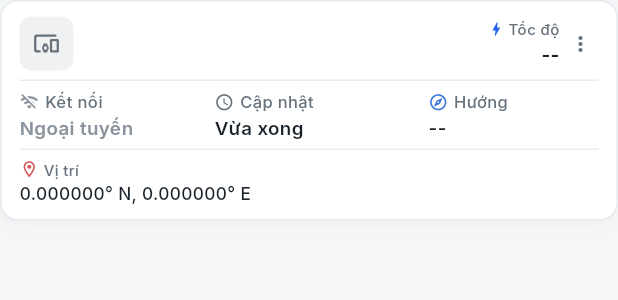
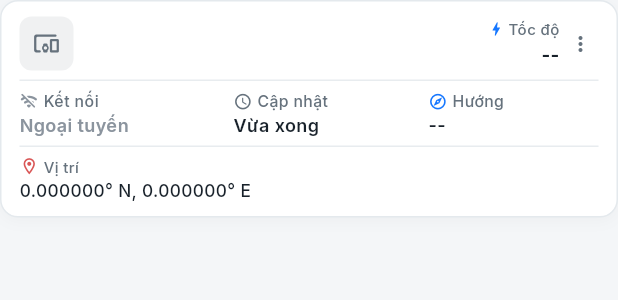
Before and after one commit to trantrung20xx/v_monitor, a Flutter app: the DeviceCard widget shown alone on an empty page, opened directly with empty values, on a phone screen of 412 x 824 dp. Shown: the top 300 px of the screen. Run offline on Flutter 3.47's test engine with Material 3 defaults, Android fonts, the light colour scheme and no system bars; our stand-ins replace device_preview, dio, equatable, flutter_bloc, flutter_map, go_router and 2 more; network calls fail.

Commit message:
fix(dashboard): tránh cắt chữ trong card thiết bị và tối ưu kích thước lưới
hiển thị đầy đủ trạng thái, không còn dấu ...
tự thu nhỏ chữ dài để vừa trong card
tối ưu không gian cho kết nối, thời gian cập nhật và hướng
căn lại header và phần tốc độ gọn hơn

```diff
--- a/lib/features/dashboard/widgets/device_card.dart
+++ b/lib/features/dashboard/widgets/device_card.dart
@@ -145,7 +145,7 @@ class DeviceCard extends StatelessWidget {
                             Icon(
                               Icons.bolt_rounded,
                               size: 12,
-                              color: Color(0xFF2563EB),
+                              color: Color(0xFF1677FF),
                             ),
                             SizedBox(width: 2),
                             Text(
@@ -223,9 +223,9 @@ class DeviceCard extends StatelessWidget {
                 Row(
                   crossAxisAlignment: CrossAxisAlignment.start,
                   children: [
-                    // 1. Kết nối (flex 10)
+                    // 1. Kết nối (flex 11)
                     Expanded(
-                      flex: 10,
+                      flex: 11,
                       child: _MetricItem(
                         icon: connIcon,
                         iconColor: connColor,
@@ -235,9 +235,9 @@ class DeviceCard extends StatelessWidget {
                       ),
                     ),
                     const SizedBox(width: 4),
-                    // 2. Cập nhật (flex 11)
+                    // 2. Cập nhật (flex 10)
                     Expanded(
-                      flex: 11,
+                      flex: 10,
                       child: _MetricItem(
                         icon: isStale
                             ? Icons.warning_amber_rounded
@@ -258,7 +258,7 @@ class DeviceCard extends StatelessWidget {
                       flex: 9,
                       child: _MetricItem(
                         icon: Icons.explore_outlined,
-                        iconColor: const Color(0xFF3976D9),
+                        iconColor: const Color(0xFF1677FF),
                         label: 'Hướng',
                         value: headingText,
                         valueColor: const Color(0xFF18212A),
@@ -373,33 +373,35 @@ class _MetricItem extends StatelessWidget {
         Row(
           mainAxisSize: MainAxisSize.min,
           children: [
-            Icon(icon, size: 13, color: iconColor),
-            const SizedBox(width: 4),
+            Icon(icon, size: 12.5, color: iconColor),
+            const SizedBox(width: 3.5),
             Flexible(
               child: Text(
                 label,
                 style: const TextStyle(
-                  fontSize: 11,
+                  fontSize: 10.5,
                   fontWeight: FontWeight.w500,
                   color: Color(0xFF66727D),
                 ),
                 maxLines: 1,
-                overflow: TextOverflow.ellipsis,
               ),
             ),
           ],
         ),
         const SizedBox(height: 2),
-        Text(
-          value,
-          style: TextStyle(
-            fontSize: 12.5,
-            fontWeight: FontWeight.w600,
-            color: valueColor,
-            height: 1.2,
+        FittedBox(
+          fit: BoxFit.scaleDown,
+          alignment: Alignment.centerLeft,
+          child: Text(
+            value,
+            style: TextStyle(
+              fontSize: 12,
+              fontWeight: FontWeight.w600,
+              color: valueColor,
+              height: 1.15,
+            ),
+            maxLines: 1,
           ),
-          maxLines: 1,
-          overflow: TextOverflow.ellipsis,
         ),
       ],
     );
--- a/lib/features/dashboard/widgets/device_list_panel.dart
+++ b/lib/features/dashboard/widgets/device_list_panel.dart
@@ -102,11 +102,11 @@ class DeviceGrid extends StatelessWidget {
 
         // Multi-column responsive grid: at least 3+ cards on desktop
         final int columnCount;
-        if (totalWidth >= 1380) {
+        if (totalWidth >= 1200) {
           columnCount = 4;
-        } else if (totalWidth >= 750) {
+        } else if (totalWidth >= 800) {
           columnCount = 3;
-        } else if (totalWidth >= 480) {
+        } else if (totalWidth >= 520) {
           columnCount = 2;
         } else {
           columnCount = 1;
```
